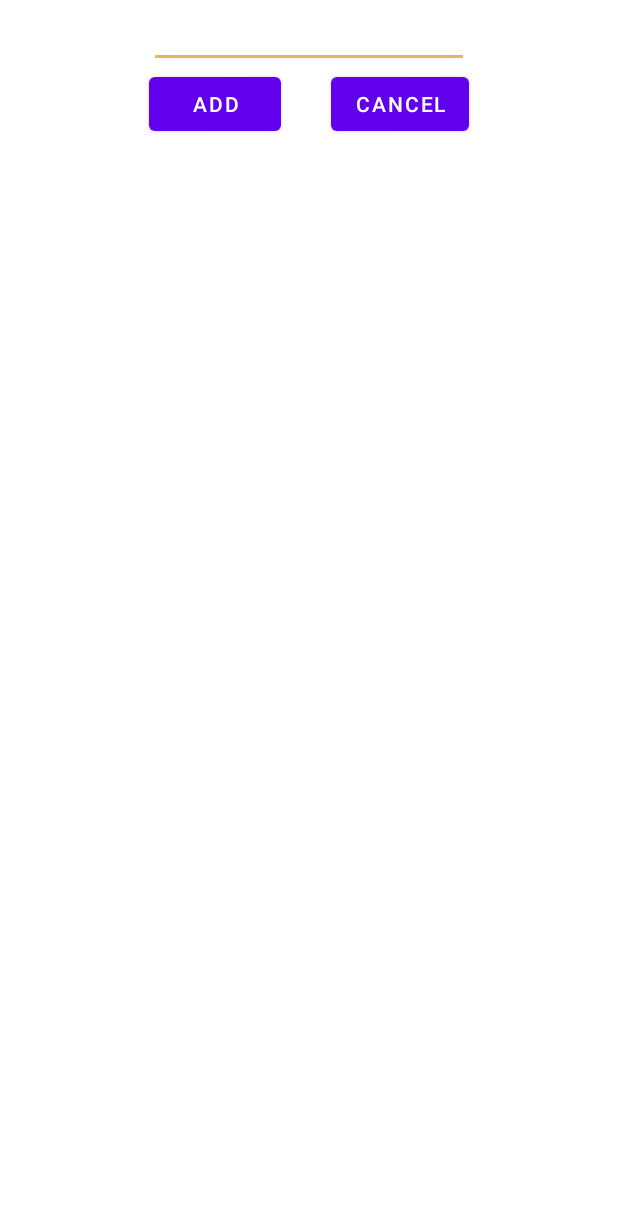
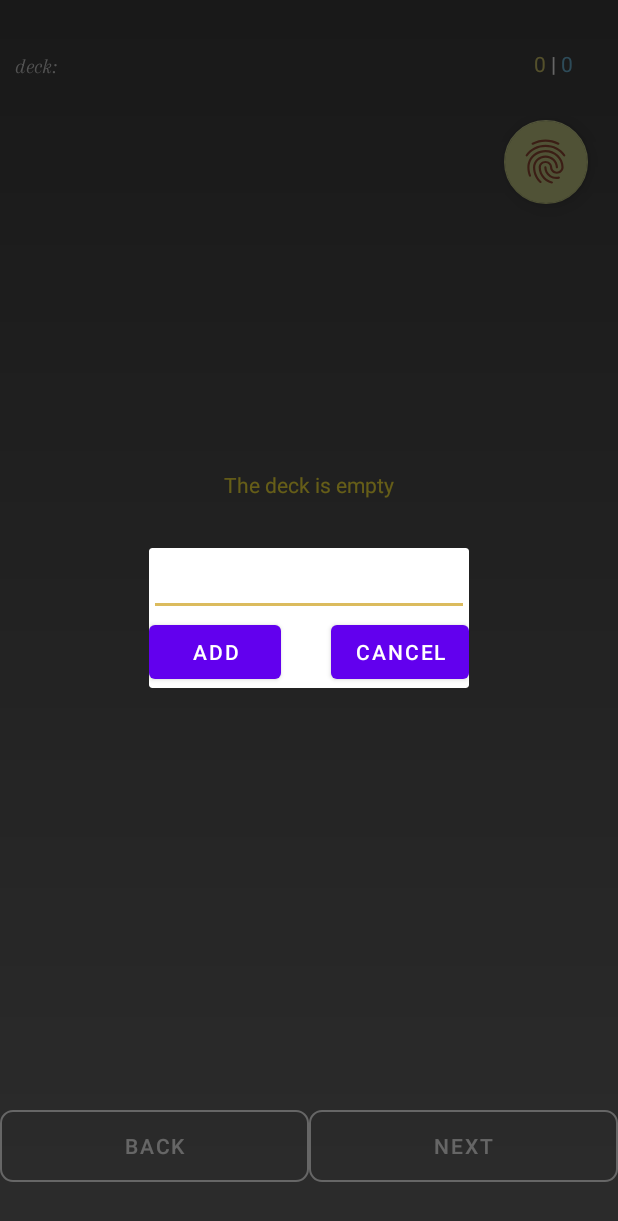
Before and after one commit to NikolayKuts/Milim, an Android app: the LessonActivity screen opened directly, with no data from a screen before it, after a tap on an icon or button, on a phone screen of 412 x 824 dp. Shown: the top 1221 px of the screen. Run offline under Robolectric (Android 15) with nearby library versions, the phone set to English and light mode, and no system bars; our stand-ins replace Room's generated code; Roboto replaces fonts that are not available here.

Commit message:
Add dialogFragment for addintion new words

```diff
--- /dev/null
+++ b/app/src/main/java/com/example/milim/fragments/AdditionWordFragment.kt
@@ -0,0 +1,77 @@
+package com.example.milim.fragments
+
+import android.content.Context
+import android.os.Bundle
+import android.view.LayoutInflater
+import android.view.View
+import android.view.ViewGroup
+import android.widget.Toast
+import androidx.core.os.bundleOf
+import androidx.fragment.app.DialogFragment
+import com.example.milim.R
+import com.example.milim.databinding.DialogFragmentAddWordBinding
+import com.example.milim.screens.main.MainPresenter
+
+class AdditionWordFragment : DialogFragment() {
+    private lateinit var binding: DialogFragmentAddWordBinding
+    private lateinit var listener: OnDialogFragmentClosedListener
+    private var deckId = -1;
+
+    companion object {
+        private const val TAG_DECK_ID = "deck_id"
+        fun newInstance(deckId: Int): AdditionWordFragment {
+            return AdditionWordFragment().apply {
+                arguments = bundleOf(
+                    TAG_DECK_ID to deckId
+                )
+            }
+        }
+    }
+
+    interface OnDialogFragmentClosedListener {
+        fun refreshData()
+    }
+
+    override fun onAttach(context: Context) {
+        super.onAttach(context)
+        listener = context as OnDialogFragmentClosedListener
+    }
+
+    override fun onCreateView(
+        inflater: LayoutInflater,
+        container: ViewGroup?,
+        savedInstanceState: Bundle?
+    ): View? {
+        binding = DialogFragmentAddWordBinding.inflate(inflater, container, false)
+        return binding.root
+    }
+
+    override fun onViewCreated(view: View, savedInstanceState: Bundle?) {
+        super.onViewCreated(view, savedInstanceState)
+        arguments?.let {
+            deckId = it.getInt(TAG_DECK_ID)
+        }
+
+        binding.buttonCancelWordAdding.setOnClickListener {
+            dismiss()
+        }
+
+        binding.buttonAddWord.setOnClickListener {
+            val newWord = binding.editTextNewWord.text.toString()
+            if (newWord != "") {
+                insetWord(it.context, newWord, deckId)
+                binding.editTextNewWord.setText("")
+                Toast.makeText(it.context, "The word has been added", Toast.LENGTH_SHORT).show()
+                listener?.refreshData()
+                dismiss()
+            } else {
+                Toast.makeText(it.context, "Type a word", Toast.LENGTH_SHORT).show()
+            }
+        }
+    }
+
+    private fun insetWord(context: Context, newWord: String, deckId: Int) {
+        val presenter = MainPresenter(context)
+        presenter.addWord(newWord, deckId)
+    }
+}
--- a/app/src/main/java/com/example/milim/screens/adding_word/AddWordActivity.kt
+++ /dev/null
@@ -1,51 +0,0 @@
-package com.example.milim.screens.adding_word
-
-import android.content.Context
-import android.content.Intent
-import androidx.appcompat.app.AppCompatActivity
-import android.os.Bundle
-import android.view.View
-import android.widget.Toast
-import com.example.milim.R
-import com.example.milim.databinding.ActivityAddWordBinding
-import com.example.milim.pojo.Word
-import com.example.milim.screens.main.MainPresenter
-
-class AddWordActivity : AppCompatActivity() {
-    private lateinit var binding: ActivityAddWordBinding
-    private var deckId = -1
-
-    override fun onCreate(savedInstanceState: Bundle?) {
-        super.onCreate(savedInstanceState)
-        binding = ActivityAddWordBinding.inflate(layoutInflater)
-        setContentView(binding.root)
-        deckId = intent.getIntExtra(TAG_DECK_ID, -1)
-    }
-
-    companion object {
-        private const val TAG_DECK_ID = "deck_id"
-        fun newIntent(context: Context, deckId: Int): Intent {
-            return Intent(context, AddWordActivity::class.java).apply {
-                putExtra(TAG_DECK_ID, deckId)
-            }
-        }
-    }
-
-    fun onInsertWordButtonClick(view: View) {
-        val newWord = binding.editTextNewWord.text.toString()
-        if (newWord != "") {
-            insetWord(view.context, newWord)
-            binding.editTextNewWord.setText("")
-            Toast.makeText(view.context, "The word has been added", Toast.LENGTH_SHORT).show()
-        } else {
-            Toast.makeText(view.context, "Type a word", Toast.LENGTH_SHORT).show()
-        }
-    }
-
-    fun onCancelWordAddingClick(view: View) {}
-
-    private fun insetWord(context: Context, newWord: String) {
-        val presenter = MainPresenter(context)
-        presenter.addWord(newWord, deckId)
-    }
-}
--- a/app/src/main/java/com/example/milim/screens/lesson/LessonActivity.kt
+++ b/app/src/main/java/com/example/milim/screens/lesson/LessonActivity.kt
@@ -16,13 +16,14 @@ import com.example.milim.R
 import com.example.milim.databinding.ActivityLessonBinding
 import com.example.milim.databinding.DialogLessonCounterBinding
 import com.example.milim.databinding.DialogWordDeletingBinding
+import com.example.milim.fragments.AdditionWordFragment
 import com.example.milim.pojo.Deck
 import com.example.milim.pojo.Word
 import com.example.milim.screens.edition_word.EditWordActivity
-import com.example.milim.screens.adding_word.AddWordActivity
+//import com.example.milim.screens.adding_word.AddWordActivity
 import com.example.milim.screens.main.MainPresenter
 
-class LessonActivity : AppCompatActivity() {
+class LessonActivity : AppCompatActivity(), AdditionWordFragment.OnDialogFragmentClosedListener {
     private lateinit var binding: ActivityLessonBinding
     private lateinit var deck: Deck
     private var deckId = -1
@@ -32,6 +33,7 @@ class LessonActivity : AppCompatActivity() {
     private lateinit var words: MutableList<Word>
 
     companion object {
+        private const val TAG_ADDITION_WORD_DIALOG = "addition_word_dialog"
         private const val TAG_DECK_ID = "deck_id"
         fun newIntent(context: Context, deck_id: Int): Intent {
             return Intent(context, LessonActivity::class.java).apply { putExtra(TAG_DECK_ID, deck_id) }
@@ -84,6 +86,10 @@ class LessonActivity : AppCompatActivity() {
                 true
             }
         }
+    }
+
+    override fun refreshData() {
+        onResume()
     }
 
     fun onNextClick(view: View) {
@@ -165,8 +171,12 @@ class LessonActivity : AppCompatActivity() {
     }
 
     fun onAddWordButtonClick(view: View) {
-        startActivity(AddWordActivity.newIntent(view.context, deckId))
+//        startActivity(AddWordActivity.newIntent(view.context, deckId))
+
+        val dialog = AdditionWordFragment.newInstance(deckId)
+        dialog.show(supportFragmentManager, TAG_ADDITION_WORD_DIALOG)
     }
+
 
     private fun showWordDeletingDialog(view: View) {
         val dialog = Dialog(view.context)
@@ -275,7 +285,7 @@ class LessonActivity : AppCompatActivity() {
     }
 
     private fun showEditionWordDialog(context: Context) {
-        val dialog = Dialog(context)
-        val bindig
+        val dialog = AdditionWordFragment()
+        dialog.show(supportFragmentManager, TAG_ADDITION_WORD_DIALOG)
     }
 }
--- a/app/src/main/res/layout/activity_add_word.xml
+++ /dev/null
@@ -1,37 +0,0 @@
-<?xml version="1.0" encoding="utf-8"?>
-<androidx.constraintlayout.widget.ConstraintLayout xmlns:android="http://schemas.android.com/apk/res/android"
-    xmlns:app="http://schemas.android.com/apk/res-auto"
-    xmlns:tools="http://schemas.android.com/tools"
-    android:layout_width="match_parent"
-    android:layout_height="match_parent"
-    tools:context=".screens.adding_word.AddWordActivity">
-
-    <EditText
-        android:id="@+id/editTextNewWord"
-        android:layout_width="wrap_content"
-        android:layout_height="wrap_content"
-        android:ems="10"
-        android:gravity="start|top"
-        android:inputType="textMultiLine"
-        app:layout_constraintEnd_toEndOf="parent"
-        app:layout_constraintStart_toStartOf="parent"
-        app:layout_constraintTop_toTopOf="parent" />
-
-    <Button
-        android:id="@+id/buttonAddWord"
-        android:layout_width="wrap_content"
-        android:layout_height="wrap_content"
-        android:text="Add"
-        android:onClick="onInsertWordButtonClick"
-        app:layout_constraintStart_toStartOf="@+id/editTextNewWord"
-        app:layout_constraintTop_toBottomOf="@+id/editTextNewWord" />
-
-    <Button
-        android:id="@+id/buttonCancelWordAdding"
-        android:layout_width="wrap_content"
-        android:layout_height="wrap_content"
-        android:text="Cancel"
-        android:onClick="onCancelWordAddingClick"
-        app:layout_constraintEnd_toEndOf="@+id/editTextNewWord"
-        app:layout_constraintTop_toBottomOf="@+id/editTextNewWord" />
-</androidx.constraintlayout.widget.ConstraintLayout>
--- /dev/null
+++ b/app/src/main/res/layout/dialog_fragment_add_word.xml
@@ -0,0 +1,37 @@
+<?xml version="1.0" encoding="utf-8"?>
+<androidx.constraintlayout.widget.ConstraintLayout
+    xmlns:android="http://schemas.android.com/apk/res/android"
+    android:layout_width="match_parent"
+    android:layout_height="match_parent"
+    xmlns:app="http://schemas.android.com/apk/res-auto">
+
+    <EditText
+        android:id="@+id/editTextNewWord"
+        app:layout_constraintEnd_toEndOf="parent"
+        app:layout_constraintStart_toStartOf="parent"
+        app:layout_constraintTop_toTopOf="parent"
+        android:layout_width="wrap_content"
+        android:layout_height="wrap_content"
+        android:ems="10"
+        android:gravity="start|top"
+        android:inputType="textMultiLine" />
+
+    <Button
+        android:id="@+id/buttonAddWord"
+        app:layout_constraintStart_toStartOf="@+id/editTextNewWord"
+        app:layout_constraintTop_toBottomOf="@+id/editTextNewWord"
+        android:layout_width="wrap_content"
+        android:layout_height="wrap_content"
+        android:onClick="onInsertWordButtonClick"
+        android:text="Add" />
+
+    <Button
+        android:id="@+id/buttonCancelWordAdding"
+        app:layout_constraintEnd_toEndOf="@+id/editTextNewWord"
+        app:layout_constraintTop_toBottomOf="@+id/editTextNewWord"
+        android:layout_width="wrap_content"
+        android:layout_height="wrap_content"
+        android:onClick="onCancelWordAddingClick"
+        android:text="Cancel" />
+
+</androidx.constraintlayout.widget.ConstraintLayout>
```
